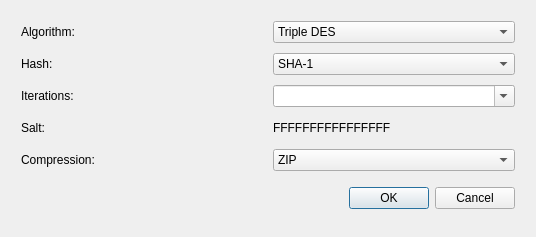
Qt form qt_ui/file_properties_dialog.ui (evpo/EncryptPad) before a commit.
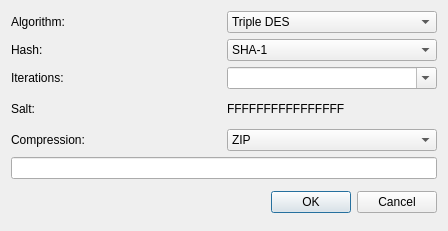
The same form after that commit.

Commit message: Show the file path in the file properties dialogue

Diff of the .ui file:
```diff
--- a/qt_ui/file_properties_dialog.ui
+++ b/qt_ui/file_properties_dialog.ui
@@ -9,8 +9,8 @@
    <rect>
     <x>0</x>
     <y>0</y>
-    <width>536</width>
-    <height>237</height>
+    <width>448</width>
+    <height>231</height>
    </rect>
   </property>
   <property name="minimumSize">
@@ -29,36 +29,6 @@
    <string>File Properties</string>
   </property>
   <layout class="QGridLayout" name="gridLayout_2">
-   <item row="0" column="0">
-    <layout class="QGridLayout" name="gridLayout">
-     <property name="sizeConstraint">
-      <enum>QLayout::SetDefaultConstraint</enum>
-     </property>
-     <property name="leftMargin">
-      <number>10</number>
-     </property>
-     <property name="topMargin">
-      <number>10</number>
-     </property>
-     <property name="rightMargin">
-      <number>10</number>
-     </property>
-     <property name="bottomMargin">
-      <number>10</number>
-     </property>
-     <property name="spacing">
-      <number>10</number>
-     </property>
-     <item row="0" column="0">
-      <widget class="QLabel" name="label">
-       <property name="text">
-        <string>Algorithm:</string>
-       </property>
-       <property name="buddy">
-        <cstring>uiCipherAlgo</cstring>
-       </property>
-      </widget>
-     </item>
      <item row="2" column="0">
       <widget class="QLabel" name="label_4">
        <property name="text">
@@ -69,28 +39,28 @@
        </property>
       </widget>
      </item>
-     <item row="0" column="1">
-      <widget class="QComboBox" name="uiCipherAlgo">
-       <item>
+   <item row="1" column="0">
+    <widget class="QLabel" name="label_2">
         <property name="text">
-         <string comment="2">Triple DES</string>
-        </property>
-       </item>
-       <item>
-        <property name="text">
-         <string comment="3">CAST5</string>
-        </property>
-       </item>
-       <item>
+      <string>Hash:</string>
+     </property>
+     <property name="buddy">
+      <cstring>uiHashAlgo</cstring>
+     </property>
+    </widget>
+   </item>
+   <item row="3" column="0">
+    <widget class="QLabel" name="label_5">
         <property name="text">
-         <string comment="7">AES-128</string>
-        </property>
-       </item>
-       <item>
-        <property name="text">
-         <string comment="9">AES-256 (recommended)</string>
-        </property>
-       </item>
+      <string>Salt:</string>
+     </property>
+    </widget>
+   </item>
+   <item row="2" column="1">
+    <widget class="QComboBox" name="uiIterations">
+     <property name="editable">
+      <bool>true</bool>
+     </property>
       </widget>
      </item>
      <item row="4" column="0">
@@ -103,6 +73,26 @@
        </property>
       </widget>
      </item>
+   <item row="3" column="1">
+    <widget class="QLabel" name="uiSalt">
+     <property name="text">
+      <string>FFFFFFFFFFFFFFFF</string>
+     </property>
+     <property name="textFormat">
+      <enum>Qt::PlainText</enum>
+     </property>
+    </widget>
+   </item>
+   <item row="0" column="0">
+    <widget class="QLabel" name="label">
+     <property name="text">
+      <string>Algorithm:</string>
+     </property>
+     <property name="buddy">
+      <cstring>uiCipherAlgo</cstring>
+     </property>
+    </widget>
+   </item>
      <item row="4" column="1">
       <widget class="QComboBox" name="uiCompressionAlgo">
        <item>
@@ -117,37 +107,6 @@
        </item>
       </widget>
      </item>
-     <item row="1" column="1">
-      <widget class="QComboBox" name="uiHashAlgo">
-       <item>
-        <property name="text">
-         <string comment="2">SHA-1</string>
-        </property>
-       </item>
-       <item>
-        <property name="text">
-         <string comment="8">SHA-256 (recommended)</string>
-        </property>
-       </item>
-      </widget>
-     </item>
-     <item row="3" column="0">
-      <widget class="QLabel" name="label_5">
-       <property name="text">
-        <string>Salt:</string>
-       </property>
-      </widget>
-     </item>
-     <item row="1" column="0">
-      <widget class="QLabel" name="label_2">
-       <property name="text">
-        <string>Hash:</string>
-       </property>
-       <property name="buddy">
-        <cstring>uiHashAlgo</cstring>
-       </property>
-      </widget>
-     </item>
      <item row="6" column="0" colspan="2">
       <widget class="QDialogButtonBox" name="buttonBox">
        <property name="sizePolicy">
@@ -170,24 +129,50 @@
        </property>
       </widget>
      </item>
-     <item row="3" column="1">
-      <widget class="QLabel" name="uiSalt">
+   <item row="1" column="1">
+    <widget class="QComboBox" name="uiHashAlgo">
+     <item>
        <property name="text">
-        <string>FFFFFFFFFFFFFFFF</string>
-       </property>
-       <property name="textFormat">
-        <enum>Qt::PlainText</enum>
-       </property>
-      </widget>
-     </item>
-     <item row="2" column="1">
-      <widget class="QComboBox" name="uiIterations">
-       <property name="editable">
+       <string comment="2">SHA-1</string>
+      </property>
+     </item>
+     <item>
+      <property name="text">
+       <string comment="8">SHA-256 (recommended)</string>
+      </property>
+     </item>
+    </widget>
+   </item>
+   <item row="0" column="1">
+    <widget class="QComboBox" name="uiCipherAlgo">
+     <item>
+      <property name="text">
+       <string comment="2">Triple DES</string>
+      </property>
+     </item>
+     <item>
+      <property name="text">
+       <string comment="3">CAST5</string>
+      </property>
+     </item>
+     <item>
+      <property name="text">
+       <string comment="7">AES-128</string>
+      </property>
+     </item>
+     <item>
+      <property name="text">
+       <string comment="9">AES-256 (recommended)</string>
+      </property>
+     </item>
+    </widget>
+   </item>
+   <item row="5" column="0" colspan="2">
+    <widget class="QLineEdit" name="uiPath">
+     <property name="readOnly">
         <bool>true</bool>
        </property>
       </widget>
-     </item>
-    </layout>
    </item>
   </layout>
   <action name="actionPropertyChanged">
```
Lines whose indentation alone changed are shown as unchanged. The commit also changes 3 other files.
